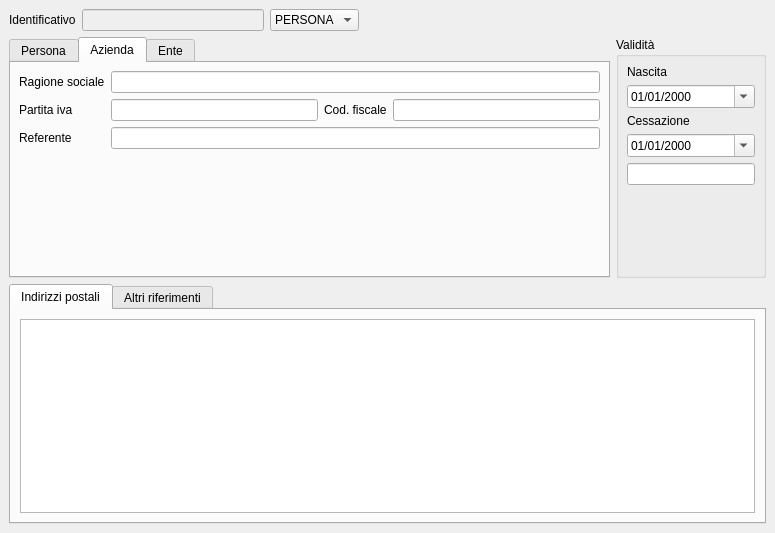
Old version of the form src/com/axiastudio/suite/anagrafiche/forms/soggetto.ui in the repository tizianolattisi/suitegda.
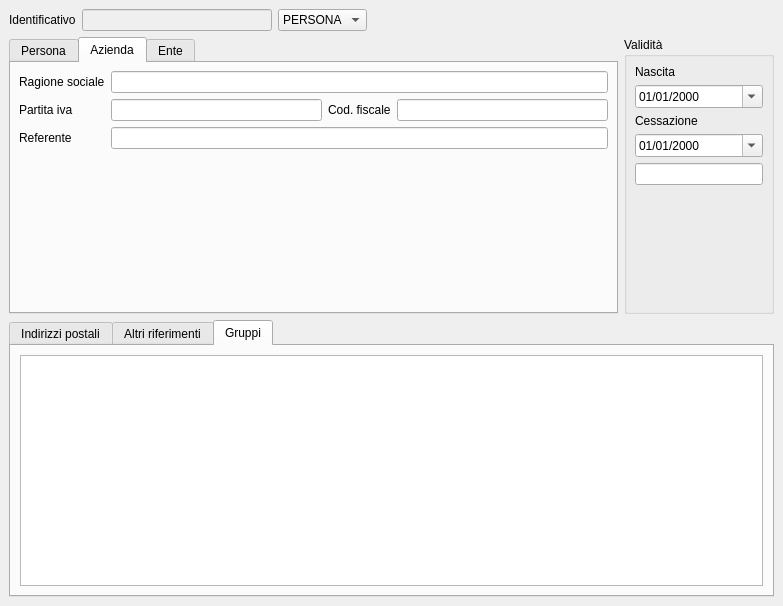
New version of the form. The open tabs and pages were chosen to show the change. Custom widgets are drawn as their Qt base class.

Commit message: Gruppi. Rappresentano raggruppamenti di persone/aziende/enti (tre flag indicano che tipologie sono pertinenti per il gruppo).

```diff
--- a/src/com/axiastudio/suite/anagrafiche/forms/soggetto.ui
+++ b/src/com/axiastudio/suite/anagrafiche/forms/soggetto.ui
@@ -6,8 +6,8 @@
    <rect>
     <x>0</x>
     <y>0</y>
-    <width>775</width>
-    <height>533</height>
+    <width>783</width>
+    <height>606</height>
    </rect>
   </property>
   <property name="windowTitle">
@@ -120,7 +120,7 @@
          <property name="sizeHint" stdset="0">
           <size>
            <width>20</width>
-           <height>43</height>
+           <height>84</height>
           </size>
          </property>
         </spacer>
@@ -433,7 +433,7 @@
           <property name="sizeHint" stdset="0">
            <size>
             <width>20</width>
-            <height>85</height>
+            <height>126</height>
            </size>
           </property>
          </spacer>
@@ -580,7 +580,7 @@
     <item row="2" column="0" colspan="5">
      <widget class="QTabWidget" name="tabWidgetBody">
       <property name="currentIndex">
-       <number>0</number>
+       <number>2</number>
       </property>
       <widget class="QWidget" name="tab_4">
        <attribute name="title">
@@ -604,6 +604,26 @@
         <string>Altri riferimenti</string>
        </attribute>
       </widget>
+      <widget class="QWidget" name="tab_6">
+       <attribute name="title">
+        <string>Gruppi</string>
+       </attribute>
+       <layout class="QVBoxLayout" name="verticalLayout_3">
+        <item>
+         <widget class="com.axiastudio.pypapi.ui.widgets.PyPaPiTableView" name="tableView_2">
+          <property name="entity" stdset="0">
+           <string>.gruppoSoggettoCollection</string>
+          </property>
+          <property name="reference" stdset="0">
+           <string>gruppo</string>
+          </property>
+          <property name="columns" stdset="0">
+           <string>&lt;gruppo&gt;</string>
+          </property>
+         </widget>
+        </item>
+       </layout>
+      </widget>
      </widget>
     </item>
     <item row="0" column="2">
```
The commit also changes 7 other files.
